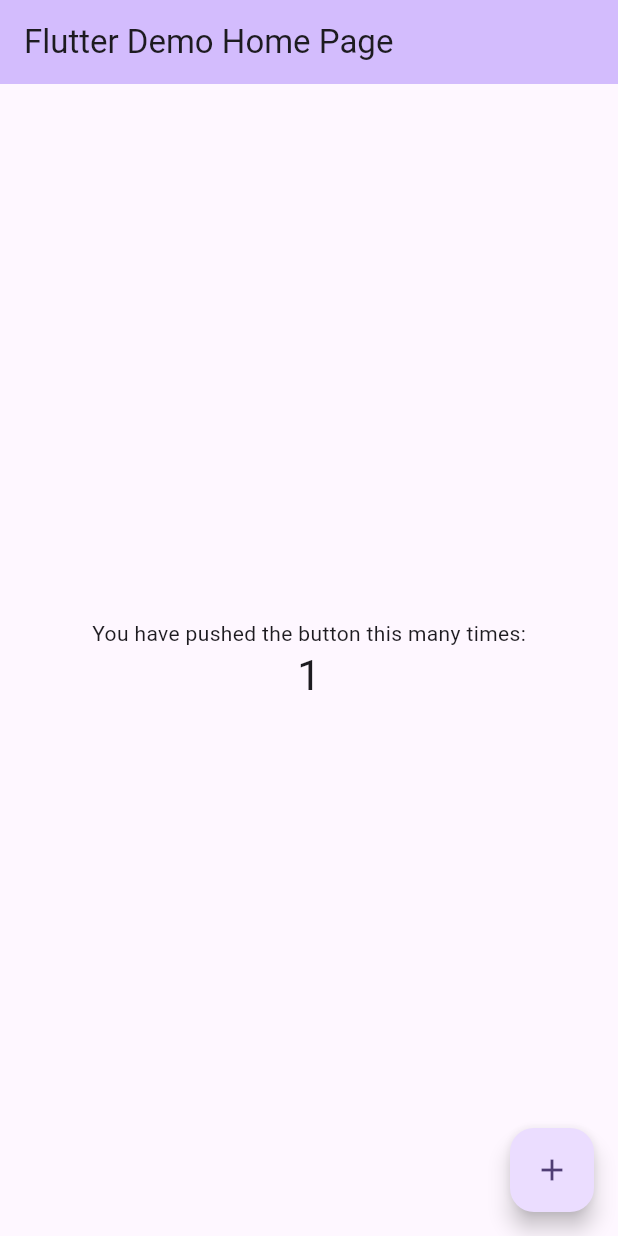
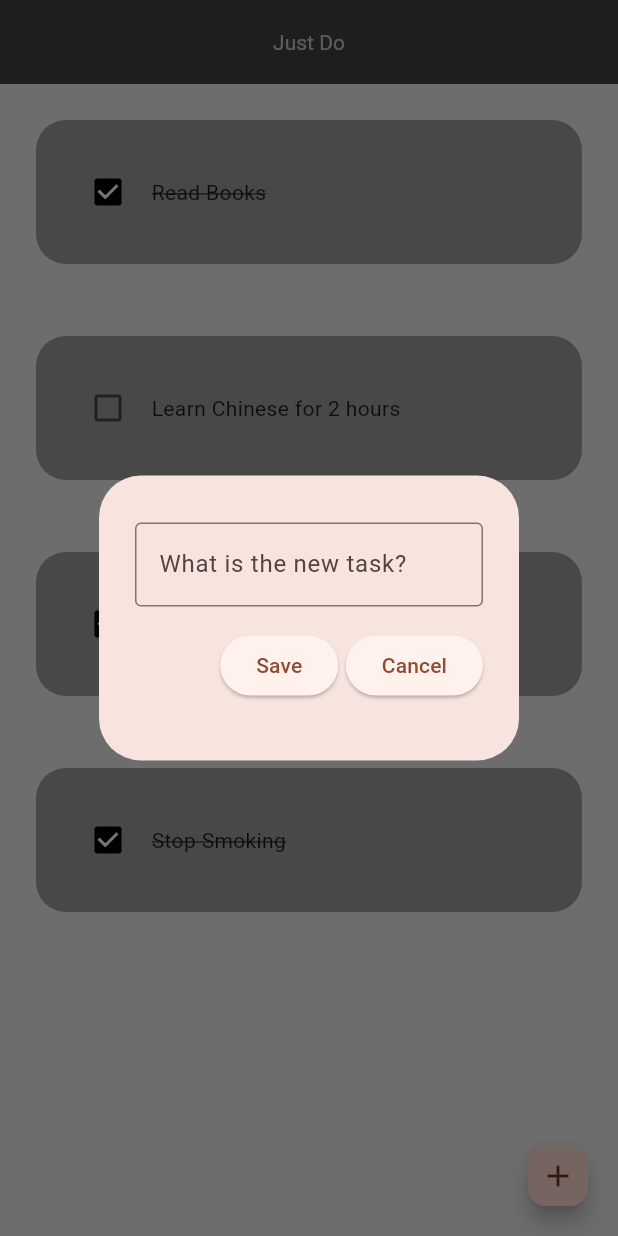
Before and after one commit to aladadev/JustDo, a Flutter app: the screen it shows after launch, after a tap on the "add" icon, on a phone screen of 412 x 824 dp. Run offline on Flutter 3.47's test engine with Material 3 defaults, Android fonts, the light colour scheme and no system bars.

Commit message:
save new task

```diff
--- a/just_do/lib/main.dart
+++ b/just_do/lib/main.dart
@@ -1,4 +1,5 @@
 import 'package:flutter/material.dart';
+import 'package:just_do/views/home.dart';
 
 void main() {
   runApp(const MyApp());
@@ -11,115 +12,22 @@
   @override
   Widget build(BuildContext context) {
     return MaterialApp(
+      debugShowCheckedModeBanner: false,
       title: 'Flutter Demo',
       theme: ThemeData(
-        // This is the theme of your application.
-        //
-        // TRY THIS: Try running your application with "flutter run". You'll see
-        // the application has a purple toolbar. Then, without quitting the app,
-        // try changing the seedColor in the colorScheme below to Colors.green
-        // and then invoke "hot reload" (save your changes or press the "hot
-        // reload" button in a Flutter-supported IDE, or press "r" if you used
-        // the command line to start the app).
-        //
-        // Notice that the counter didn't reset back to zero; the application
-        // state is not lost during the reload. To reset the state, use hot
-        // restart instead.
-        //
-        // This works for code too, not just values: Most code changes can be
-        // tested with just a hot reload.
-        colorScheme: ColorScheme.fromSeed(seedColor: Colors.deepPurple),
+        appBarTheme: AppBarTheme(
+          centerTitle: true,
+          backgroundColor: Colors.grey.shade800,
+          titleTextStyle: const TextStyle(
+            color: Colors.white70,
+          ),
+        ),
+        scaffoldBackgroundColor: Colors.grey.shade200,
+        colorScheme: ColorScheme.fromSeed(
+            seedColor: const Color.fromARGB(255, 183, 93, 58)),
         useMaterial3: true,
       ),
-      home: const MyHomePage(title: 'Flutter Demo Home Page'),
+      home: const HomePage(),
     );
   }
 }
-
-class MyHomePage extends StatefulWidget {
-  const MyHomePage({super.key, required this.title});
-
-  // This widget is the home page of your application. It is stateful, meaning
-  // that it has a State object (defined below) that contains fields that affect
-  // how it looks.
-
-  // This class is the configuration for the state. It holds the values (in this
-  // case the title) provided by the parent (in this case the App widget) and
-  // used by the build method of the State. Fields in a Widget subclass are
-  // always marked "final".
-
-  final String title;
-
-  @override
-  State<MyHomePage> createState() => _MyHomePageState();
-}
-
-class _MyHomePageState extends State<MyHomePage> {
-  int _counter = 0;
-
-  void _incrementCounter() {
-    setState(() {
-      // This call to setState tells the Flutter framework that something has
-      // changed in this State, which causes it to rerun the build method below
-      // so that the display can reflect the updated values. If we changed
-      // _counter without calling setState(), then the build method would not be
-      // called again, and so nothing would appear to happen.
-      _counter++;
-    });
-  }
-
-  @override
-  Widget build(BuildContext context) {
-    // This method is rerun every time setState is called, for instance as done
-    // by the _incrementCounter method above.
-    //
-    // The Flutter framework has been optimized to make rerunning build methods
-    // fast, so that you can just rebuild anything that needs updating rather
-    // than having to individually change instances of widgets.
-    return Scaffold(
-      appBar: AppBar(
-        // TRY THIS: Try changing the color here to a specific color (to
-        // Colors.amber, perhaps?) and trigger a hot reload to see the AppBar
-        // change color while the other colors stay the same.
-        backgroundColor: Theme.of(context).colorScheme.inversePrimary,
-        // Here we take the value from the MyHomePage object that was created by
-        // the App.build method, and use it to set our appbar title.
-        title: Text(widget.title),
-      ),
-      body: Center(
-        // Center is a layout widget. It takes a single child and positions it
-        // in the middle of the parent.
-        child: Column(
-          // Column is also a layout widget. It takes a list of children and
-          // arranges them vertically. By default, it sizes itself to fit its
-          // children horizontally, and tries to be as tall as its parent.
-          //
-          // Column has various properties to control how it sizes itself and
-          // how it positions its children. Here we use mainAxisAlignment to
-          // center the children vertically; the main axis here is the vertical
-          // axis because Columns are vertical (the cross axis would be
-          // horizontal).
-          //
-          // TRY THIS: Invoke "debug painting" (choose the "Toggle Debug Paint"
-          // action in the IDE, or press "p" in the console), to see the
-          // wireframe for each widget.
-          mainAxisAlignment: MainAxisAlignment.center,
-          children: <Widget>[
-            const Text(
-              'You have pushed the button this many times:',
-            ),
-            Text(
-              '$_counter',
-              style: Theme.of(context).textTheme.headlineMedium,
-            ),
-          ],
-        ),
-      ),
-      floatingActionButton: FloatingActionButton(
-        onPressed: _incrementCounter,
-        tooltip: 'Increment',
-        child: const Icon(Icons.add),
-      ), // This trailing comma makes auto-formatting nicer for build methods.
-    );
-  }
-}
--- /dev/null
+++ b/just_do/lib/views/home.dart
@@ -0,0 +1,78 @@
+import 'package:flutter/material.dart';
+import 'package:just_do/widgets/create_new_task.dart';
+import 'package:just_do/widgets/task_tile.dart';
+
+class HomePage extends StatefulWidget {
+  const HomePage({super.key});
+
+  @override
+  State<HomePage> createState() => _HomePageState();
+}
+
+class _HomePageState extends State<HomePage> {
+  final _controller = TextEditingController();
+  //demo database of tasks
+  List taskList = [
+    ["Read Books", true],
+    ["Learn Chinese for 2 hours", false],
+    ["Dopamine Detox", true],
+    ["Stop Smoking", true],
+  ];
+
+  //function for when checkbox is tapped
+  void checkboxTrigger(bool? value, int index) {
+    setState(() {
+      taskList[index][1] = !taskList[index][1];
+    });
+  }
+
+  //New Task Save Button Func
+  void newTaskSave() {
+    _controller.text.isNotEmpty
+        ? taskList.add([_controller.text, false])
+        : null;
+    _controller.clear();
+    Navigator.pop(context);
+    setState(() {});
+  }
+
+  //create new task
+  void createNewTask() {
+    showDialog(
+        context: context,
+        builder: (context) {
+          return CreateNewTask(
+            controller: _controller,
+            onSave: newTaskSave,
+            onCancel: () => Navigator.of(context).pop(),
+          );
+        });
+  }
+
+  @override
+  Widget build(BuildContext context) {
+    return Scaffold(
+      floatingActionButton: FloatingActionButton.small(
+        onPressed: createNewTask,
+        child: const Icon(
+          Icons.add,
+        ),
+      ),
+      appBar: AppBar(
+        title: const Text('Just Do'),
+      ),
+      body: ListView.builder(
+        itemCount: taskList.length,
+        itemBuilder: (context, index) {
+          return TaskTile(
+            taskName: taskList[index][0],
+            isCompleted: taskList[index][1],
+            onChanged: (onchanged) {
+              checkboxTrigger(onchanged, index);
+            },
+          );
+        },
+      ),
+    );
+  }
+}
--- /dev/null
+++ b/just_do/lib/widgets/create_new_task.dart
@@ -0,0 +1,67 @@
+import 'package:flutter/material.dart';
+
+class CreateNewTask extends StatelessWidget {
+  final TextEditingController controller;
+  final VoidCallback onSave;
+  final VoidCallback onCancel;
+  const CreateNewTask(
+      {super.key,
+      required this.controller,
+      required this.onSave,
+      required this.onCancel});
+
+  @override
+  Widget build(BuildContext context) {
+    return AlertDialog(
+      content: SizedBox(
+        height: 150,
+        child: Column(
+          mainAxisAlignment: MainAxisAlignment.spaceEvenly,
+          children: [
+            TextField(
+              controller: controller,
+              decoration: const InputDecoration(
+                border: OutlineInputBorder(),
+                hintText: 'What is the new task?',
+              ),
+            ),
+            Row(
+              mainAxisAlignment: MainAxisAlignment.end,
+              children: [
+                CustomButton(
+                  buttonText: 'Save',
+                  onPressFunc: onSave,
+                ),
+                const SizedBox(
+                  width: 5,
+                ),
+                CustomButton(
+                  buttonText: 'Cancel',
+                  onPressFunc: onCancel,
+                ),
+              ],
+            ),
+          ],
+        ),
+      ),
+    );
+  }
+}
+
+class CustomButton extends StatelessWidget {
+  final String buttonText;
+  final Function()? onPressFunc;
+  const CustomButton({
+    super.key,
+    required this.buttonText,
+    this.onPressFunc,
+  });
+
+  @override
+  Widget build(BuildContext context) {
+    return ElevatedButton(
+      onPressed: onPressFunc,
+      child: Text(buttonText),
+    );
+  }
+}
--- /dev/null
+++ b/just_do/lib/widgets/task_tile.dart
@@ -0,0 +1,49 @@
+// ignore_for_file: public_member_api_docs, sort_constructors_first
+import 'package:flutter/material.dart';
+
+class TaskTile extends StatelessWidget {
+  final String taskName;
+  final bool isCompleted;
+  final Function(bool?)? onChanged;
+  const TaskTile({
+    Key? key,
+    required this.taskName,
+    required this.isCompleted,
+    required this.onChanged,
+  }) : super(key: key);
+
+  @override
+  Widget build(BuildContext context) {
+    return Padding(
+      padding: const EdgeInsets.all(24),
+      child: Container(
+        decoration: const BoxDecoration(
+          color: Colors.grey,
+          borderRadius: BorderRadius.all(
+            Radius.circular(20),
+          ),
+        ),
+        padding: const EdgeInsets.all(24),
+        child: Row(
+          mainAxisAlignment: MainAxisAlignment.start,
+          children: [
+            Checkbox(
+              value: isCompleted,
+              onChanged: onChanged,
+              activeColor: Colors.black,
+            ),
+            const SizedBox(
+              width: 5,
+            ),
+            Text(
+              taskName,
+              style: TextStyle(
+                decoration: isCompleted ? TextDecoration.lineThrough : null,
+              ),
+            ),
+          ],
+        ),
+      ),
+    );
+  }
+}
```
